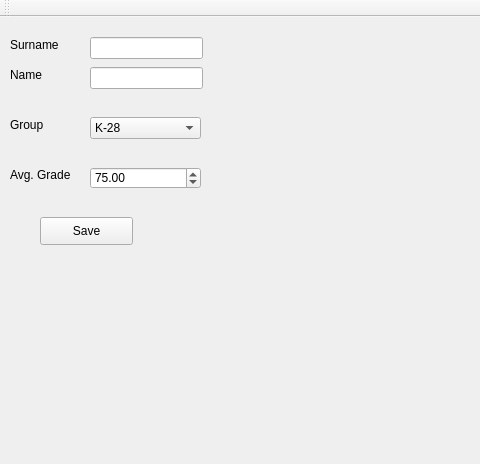
Old version of the form qt/StudentsDataManager/mainwindow.ui in the repository kzhereb/knu-ips-ooop-2020-2021; both pictures show x 0 to 480 and y 0 to 464 of the 726 by 464 pixel window.
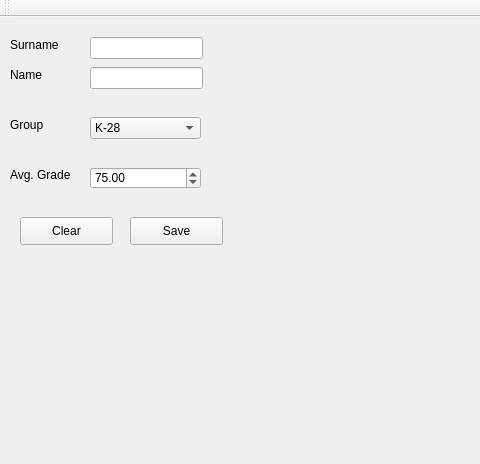
New version of the form.

Commit message: Implemented Clear button

```diff
--- a/qt/StudentsDataManager/mainwindow.ui
+++ b/qt/StudentsDataManager/mainwindow.ui
@@ -125,7 +125,7 @@
    <widget class="QPushButton" name="btnSave">
     <property name="geometry">
      <rect>
-      <x>40</x>
+      <x>130</x>
       <y>200</y>
       <width>93</width>
       <height>28</height>
@@ -135,6 +135,19 @@
      <string>Save</string>
     </property>
    </widget>
+   <widget class="QPushButton" name="btnClear">
+    <property name="geometry">
+     <rect>
+      <x>20</x>
+      <y>200</y>
+      <width>93</width>
+      <height>28</height>
+     </rect>
+    </property>
+    <property name="text">
+     <string>Clear</string>
+    </property>
+   </widget>
   </widget>
   <widget class="QToolBar" name="mainToolBar">
    <attribute name="toolBarArea">
```
The commit also changes 2 other files.
